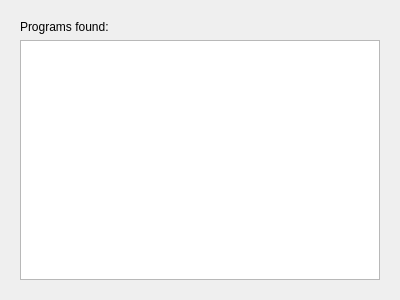
Old version of the form importwizard/ui/checkprogrampage.ui in the repository chusopr/kdepim-ktimetracker-akonadi.
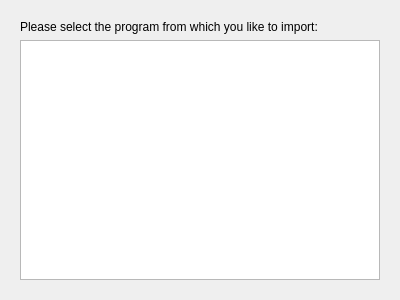
New version of the form.

The edit to the form file:
```diff
--- a/importwizard/ui/checkprogrampage.ui
+++ b/importwizard/ui/checkprogrampage.ui
@@ -23,7 +23,7 @@
          <item>
           <widget class="QLabel" name="label">
            <property name="text">
-            <string>Programs found:</string>
+            <string>Please select the program from which you like to import:</string>
            </property>
           </widget>
          </item>
```
